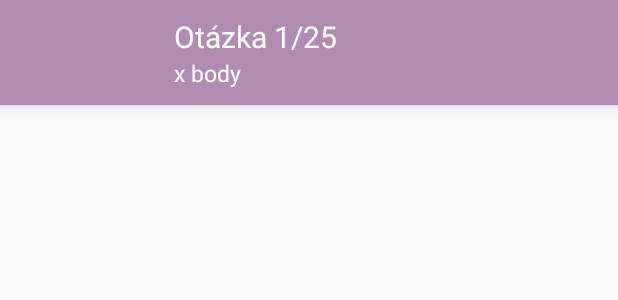
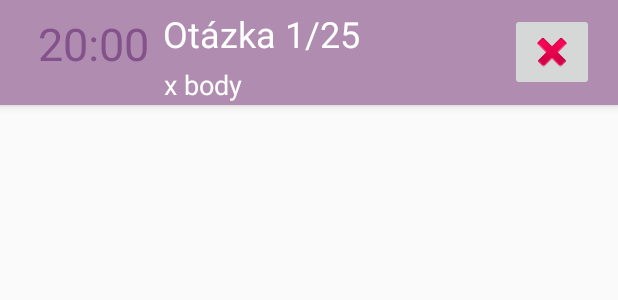
Before and after one commit to xbohov01/FIT2018_19-ITU, an Android app: the layout activity_random_test.xml on its own in the app's theme, with its tools: preview values and no code run, on a phone screen of 412 x 824 dp. Shown: the top 300 px of the screen. Run offline under Robolectric (Android 15) with nearby library versions, the light colour scheme and no system bars.

Commit message:
dynamic text

```diff
--- a/app/src/main/java/team7/itu2018/RandomTestActivity.java
+++ b/app/src/main/java/team7/itu2018/RandomTestActivity.java
@@ -2,12 +2,22 @@ package team7.itu2018;
 
 import android.support.v7.app.AppCompatActivity;
 import android.os.Bundle;
+import android.view.View;
+import android.widget.TextView;
 
 public class RandomTestActivity extends AppCompatActivity {
+
+    int questionOrder = 1;
 
     @Override
     protected void onCreate(Bundle savedInstanceState) {
         super.onCreate(savedInstanceState);
         setContentView(R.layout.activity_random_test);
     }
+
+    public void nextQuestion(View view){
+        TextView textView = (TextView)findViewById(R.id.question);
+        questionOrder++;
+        textView.setText(String.format("Otázka %s/25"));
+    }
 }
--- a/app/src/main/res/layout/activity_random_test.xml
+++ b/app/src/main/res/layout/activity_random_test.xml
@@ -24,35 +24,82 @@
             android:layout_height="wrap_content">
 
             <TextView
-                android:id="@+id/textView2"
+                android:id="@+id/points"
                 android:layout_width="wrap_content"
                 android:layout_height="wrap_content"
                 android:layout_marginStart="8dp"
                 android:layout_marginEnd="8dp"
                 android:text="x body"
                 android:textColor="@color/text_white"
-                android:textSize="15sp"
+                android:textSize="18sp"
                 app:layout_constraintBottom_toBottomOf="parent"
                 app:layout_constraintEnd_toEndOf="parent"
-                app:layout_constraintHorizontal_bias="0.274"
+                app:layout_constraintHorizontal_bias="0.26"
                 app:layout_constraintStart_toStartOf="parent" />
 
             <TextView
-                android:id="@+id/textView3"
+                android:id="@+id/question"
                 android:layout_width="wrap_content"
                 android:layout_height="wrap_content"
                 android:layout_marginStart="8dp"
                 android:layout_marginEnd="8dp"
                 android:text="Otázka 1/25"
                 android:textColor="@color/text_white"
-                android:textSize="20sp"
-                app:layout_constraintBottom_toTopOf="@+id/textView2"
+                android:textSize="24sp"
+                app:layout_constraintBottom_toTopOf="@+id/points"
                 app:layout_constraintEnd_toEndOf="parent"
                 app:layout_constraintHorizontal_bias="0.34"
-                app:layout_constraintStart_toStartOf="parent" />
+                app:layout_constraintStart_toStartOf="parent"
+                app:layout_constraintTop_toTopOf="parent" />
+
+            <TextView
+                android:id="@+id/timer"
+                android:layout_width="0dp"
+                android:layout_height="0dp"
+                android:layout_marginStart="8dp"
+                android:layout_marginTop="8dp"
+                android:layout_marginEnd="8dp"
+                android:layout_marginBottom="8dp"
+                android:text="20:00"
+                android:textAlignment="center"
+                android:textColor="@color/text_toolbar_dark"
+                android:textSize="30sp"
+                app:layout_constraintBottom_toBottomOf="parent"
+                app:layout_constraintEnd_toStartOf="@+id/question"
+                app:layout_constraintStart_toStartOf="parent"
+                app:layout_constraintTop_toTopOf="parent"
+                app:layout_constraintVertical_bias="0.444" />
+
+            <ImageButton
+                android:id="@+id/imageButton"
+                android:layout_width="wrap_content"
+                android:layout_height="wrap_content"
+                android:layout_marginStart="8dp"
+                android:layout_marginTop="8dp"
+                android:layout_marginEnd="8dp"
+                android:layout_marginBottom="8dp"
+                app:layout_constraintBottom_toBottomOf="parent"
+                app:layout_constraintEnd_toEndOf="parent"
+                app:layout_constraintHorizontal_bias="0.919"
+                app:layout_constraintStart_toEndOf="@+id/question"
+                app:layout_constraintTop_toTopOf="parent"
+                app:layout_constraintVertical_bias="0.0"
+                app:srcCompat="@android:drawable/ic_delete" />
         </android.support.constraint.ConstraintLayout>
 
 
     </android.support.v7.widget.Toolbar>
 
+    <Button
+        android:id="@+id/button"
+        android:layout_width="wrap_content"
+        android:layout_height="wrap_content"
+        android:layout_marginStart="8dp"
+        android:layout_marginEnd="8dp"
+        android:onClick="nextQuestion"
+        android:text="Button"
+        app:layout_constraintEnd_toEndOf="parent"
+        app:layout_constraintStart_toStartOf="parent"
+        tools:layout_editor_absoluteY="203dp" />
+
 </android.support.constraint.ConstraintLayout>
```
